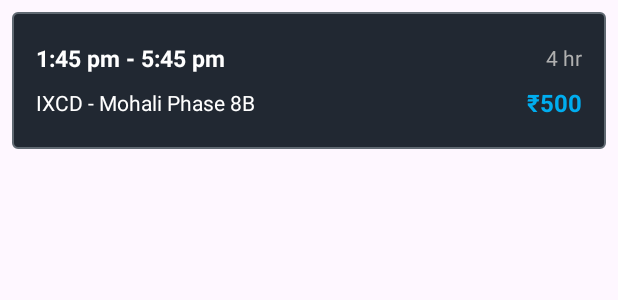
After one commit to UmairHafeez0/oldamazonflex, an Android app: the layout block_item_new.xml on its own in the app's theme, with its tools: preview values and no code run, on a phone screen of 412 x 824 dp. The commit adds this screen. Shown: the top 300 px of the screen. Run offline under Robolectric (Android 15) with nearby library versions, the phone set to English and light mode, and no system bars.

Commit message:
New Interface Block Added temp

```diff
--- a/app/src/main/java/com/example/oldflex/FirstFragment.kt
+++ b/app/src/main/java/com/example/oldflex/FirstFragment.kt
@@ -434,7 +434,8 @@ class FirstFragment : Fragment() {
             "Eugene, OR (EUG5) - Amazon.com",
             "Salem, OR (PDX7) - Amazon.com",
             "Troutdale, OR (PDX9) - Amazon.com",
-            "Summerville SC (VSC4/SSC4) - Sub Same-Day"
+            "Summerville SC (VSC4/SSC4) - Sub Same-Day",
+            "Otay Mesa CA (VCA7) - Sub Same-Day"
         )
 
         val location = locations.random()
--- /dev/null
+++ b/app/src/main/res/layout/block_item_new.xml
@@ -0,0 +1,68 @@
+<?xml version="1.0" encoding="utf-8"?>
+<LinearLayout
+    xmlns:android="http://schemas.android.com/apk/res/android"
+    android:layout_width="match_parent"
+    android:layout_height="wrap_content"
+    android:orientation="vertical"
+    android:padding="16dp"
+    android:layout_margin="8dp"
+    android:background="@drawable/item_border">
+
+    <!-- Row 1: Time and Duration -->
+    <LinearLayout
+        android:layout_width="match_parent"
+        android:layout_height="wrap_content"
+        android:orientation="horizontal"
+        android:gravity="center_vertical"
+        android:paddingVertical="4dp">
+
+        <!-- Time -->
+        <TextView
+            android:id="@+id/tvTimeRange"
+            android:layout_width="0dp"
+            android:layout_height="wrap_content"
+            android:layout_weight="1"
+            android:text="1:45 pm - 5:45 pm"
+            android:textColor="#FFFFFF"
+            android:textSize="15sp"
+            android:textStyle="bold" />
+
+        <!-- Duration -->
+        <TextView
+            android:id="@+id/tvDuration"
+            android:layout_width="wrap_content"
+            android:layout_height="wrap_content"
+            android:text="4 hr"
+            android:textColor="#B0B0B0"
+            android:textSize="14sp" />
+    </LinearLayout>
+
+    <!-- Row 2: Location and Price -->
+    <LinearLayout
+        android:layout_width="match_parent"
+        android:layout_height="wrap_content"
+        android:orientation="horizontal"
+        android:gravity="center_vertical"
+        android:paddingVertical="4dp">
+
+        <!-- Location -->
+        <TextView
+            android:id="@+id/tvLocation"
+            android:layout_width="0dp"
+            android:layout_height="wrap_content"
+            android:layout_weight="1"
+            android:text="IXCD - Mohali Phase 8B"
+            android:textColor="#FFFFFF"
+            android:textSize="14sp" />
+
+        <!-- Price -->
+        <TextView
+            android:id="@+id/tvPrice"
+            android:layout_width="wrap_content"
+            android:layout_height="wrap_content"
+            android:text="₹500"
+            android:textColor="#00ADEF"
+            android:textSize="16sp"
+            android:textStyle="bold" />
+    </LinearLayout>
+</LinearLayout>
```
